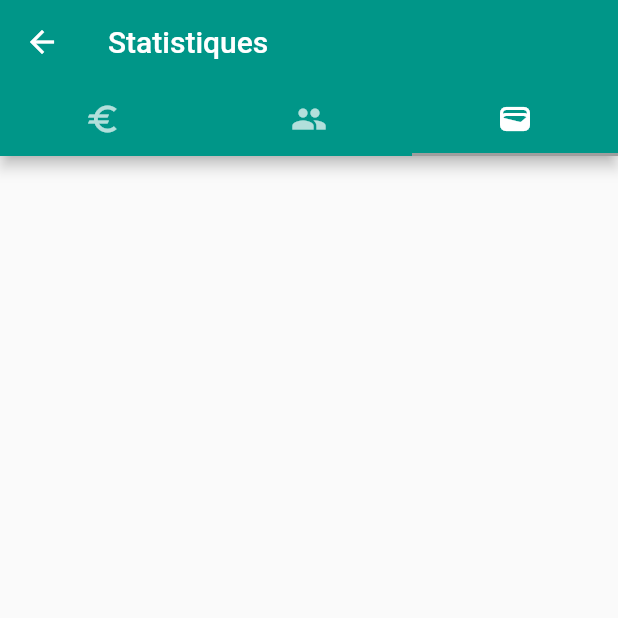
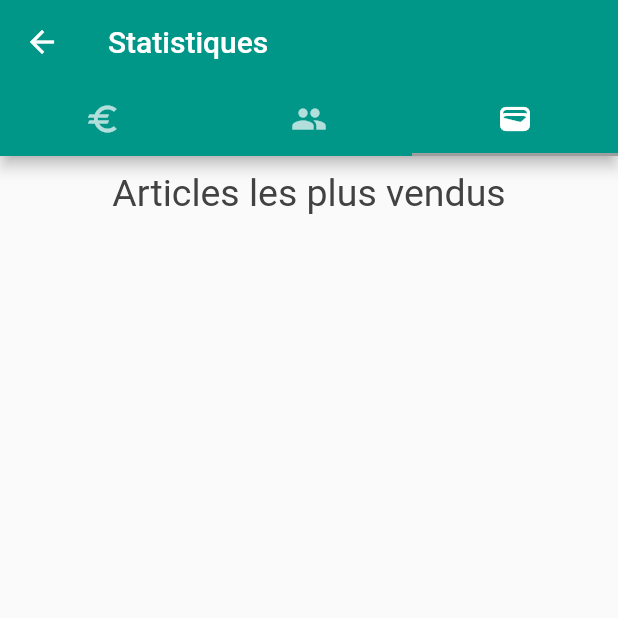
Before and after one commit to DESMENICO/bar_commande, a Flutter app: the StatisticPage screen opened directly, tab 3 chosen, on a phone screen of 412 x 824 dp, the top half of it. Run offline on Flutter 3.47's test engine with Material 2 defaults, Android fonts, the phone set to English and light mode, and no system bars; our stand-ins replace cloud_firestore, firebase_auth, firebase_core, flutter_bloc, fluttericon, syncfusion_flutter_charts and 1 more; missing offline and left inert: firebase_core_platform_interface; accounts and stored records are empty.

Commit message:
Item chart finished

```diff
--- a/lib/pages/item_statistic_page.dart
+++ b/lib/pages/item_statistic_page.dart
@@ -8,7 +8,6 @@ import '../models/order.dart';
 
 class ItemStatistic extends StatefulWidget {
   late List<Order> orderlist;
-  List<String> itemNameList = [];
   List<ItemData> ItemDataList = [];
   ItemStatistic(this.orderlist, {super.key});
 
@@ -17,10 +16,23 @@ class ItemStatistic extends StatefulWidget {
 }
 
 class _ItemStatisticState extends State<ItemStatistic> {
+  late TooltipBehavior _tooltipBehavior;
   @override
   Widget build(BuildContext context) {
     return Scaffold(
-      body: Center(child: Container()),
+      body: Center(child: Container(child: SfCircularChart(
+        title: ChartTitle(text: "Articles les plus vendus",
+        textStyle: TextStyle(fontSize: 25)),
+        tooltipBehavior: _tooltipBehavior,
+        legend: Legend(isVisible: true,borderColor: Colors.black),
+        series: <CircularSeries>[
+        PieSeries<ItemData,String>(
+          dataSource: widget.ItemDataList,
+          xValueMapper: (ItemData data, _) => data.name,
+          yValueMapper: (ItemData data, _) => data.number,
+          dataLabelSettings:DataLabelSettings(isVisible : true)
+        )
+      ]),)),
     );
   }
 
@@ -28,35 +40,29 @@ class _ItemStatisticState extends State<ItemStatistic> {
   @override
   void initState() {
     super.initState();
-    print("hello world");
+    _tooltipBehavior =  TooltipBehavior(enable: true);
     for(String itemName in getItemList()){
       double number = getNumber(itemName);
       widget.ItemDataList.add(ItemData(itemName, number));
-
-      print("nom: ${itemName} nombre: ${number}");
     }
-
-
   }
 
   List<String> getItemList(){
     List<String> list = [];
     for(Order order in widget.orderlist){
-      for(Item item in order.itemList){
-        print(item.name);
-        if(list.contains(item.name)){
+        for(String itemUsed in order.itemUsed){
+          list.add(itemUsed);
+        }
+    }
 
-        }
-      }
-    }
-    return list;
+    return list.toSet().toList();;
   }
 
   double getNumber(String itemName){
     double number = 0;
      for(Order order in widget.orderlist){
-      for(Item item in order.itemList){
-        if(order.itemList.contains(itemName)){
+      for(String item in order.itemUsed){
+        if(item == itemName){
           number++;
         }
       }
--- a/lib/pages/statistique_page.dart
+++ b/lib/pages/statistique_page.dart
@@ -48,7 +48,7 @@ class StatisticPage extends StatelessWidget {
                 body: TabBarView(children: [
                   MoneyStatistic(orderList),
                   SellerStatisticPage(orderList),
-                  ItemStatistic([]),
+                  ItemStatistic(orderList),
                 ],)
                 ));
       }
```
